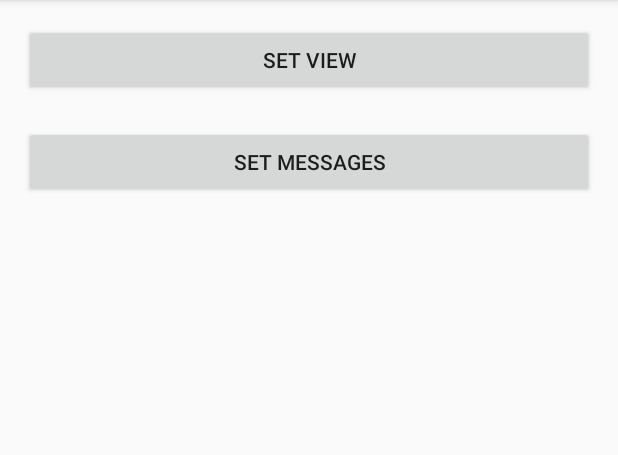
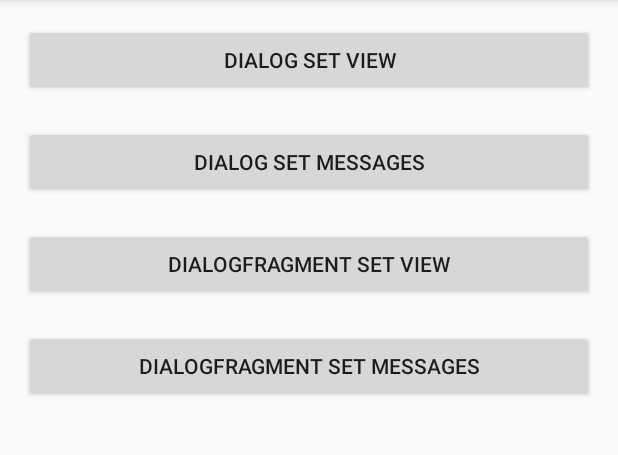
Before and after one commit to guoyoujin/MyDialogFragment, an Android app: the screen it shows after launch (MainActivity), on a phone screen of 412 x 824 dp, the part 84-539 px from its top. Run offline under Robolectric (Android 15) with nearby library versions, the phone set to English and light mode, and no system bars.

```diff
--- a/app/src/main/res/layout/activity_main.xml
+++ b/app/src/main/res/layout/activity_main.xml
@@ -12,13 +12,27 @@
         android:id="@+id/button1"
         android:layout_width="match_parent"
         android:layout_height="wrap_content"
-        android:text="set view"/>
+        android:text="dialog set view"/>
 
     <Button
         android:id="@+id/button2"
         android:layout_width="match_parent"
         android:layout_height="wrap_content"
         android:layout_marginTop="20dp"
-        android:text="set messages"/>
+        android:text="dialog set messages"/>
+
+    <Button
+        android:id="@+id/button3"
+        android:layout_width="match_parent"
+        android:layout_height="wrap_content"
+        android:layout_marginTop="20dp"
+        android:text="dialogfragment set view"/>
+
+    <Button
+        android:id="@+id/button4"
+        android:layout_width="match_parent"
+        android:layout_height="wrap_content"
+        android:layout_marginTop="20dp"
+        android:text="dialogfragment set messages"/>
 
 </LinearLayout>
```
Also changed, not shown: app/src/main/java/com/guoyoujin/mydialogfragment/MainActivity.java (+103 -86 lines), mylibrary/src/main/java/com/guoyoujin/dialog/mylibrary/BaseDialogFragment.java (+97 -1 lines).
